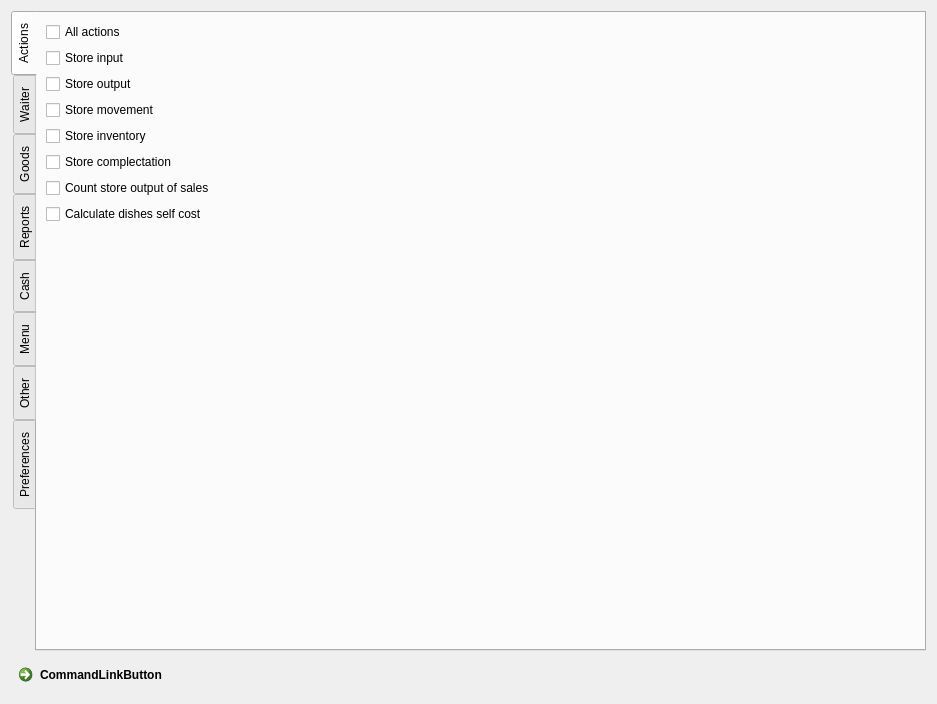
End1-1/Cafe5, file FrontDesk/c5grouppermissionseditor.ui: the form before one commit.
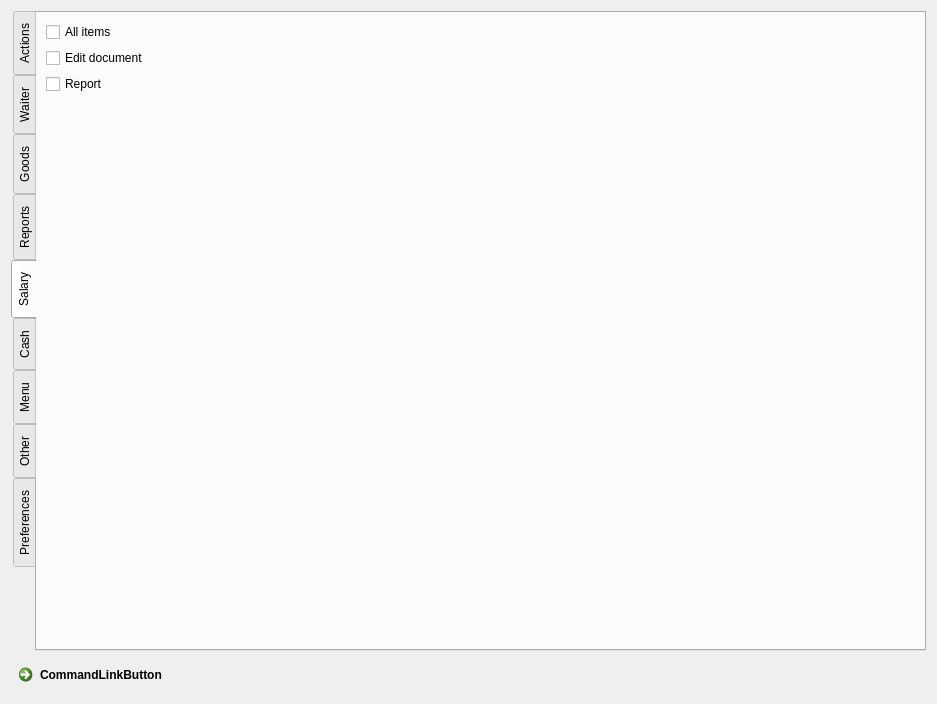
The form after the commit. The open tabs and pages were chosen to show the change. Custom widgets are drawn as their Qt base class.

```diff
--- a/FrontDesk/c5grouppermissionseditor.ui
+++ b/FrontDesk/c5grouppermissionseditor.ui
@@ -466,7 +466,57 @@
           <string>Debts to partners</string>
          </property>
          <property name="Tag" stdset="0">
-          <number>311</number>
+          <number>312</number>
+         </property>
+        </widget>
+       </item>
+      </layout>
+     </widget>
+     <widget class="QWidget" name="tab_9">
+      <attribute name="title">
+       <string>Salary</string>
+      </attribute>
+      <layout class="QGridLayout" name="gridLayout_7">
+       <item row="1" column="0">
+        <widget class="C5CheckBox" name="chSalaryAll_2">
+         <property name="text">
+          <string>Edit document</string>
+         </property>
+         <property name="Tag" stdset="0">
+          <number>901</number>
+         </property>
+        </widget>
+       </item>
+       <item row="3" column="1">
+        <spacer name="verticalSpacer_9">
+         <property name="orientation">
+          <enum>Qt::Vertical</enum>
+         </property>
+         <property name="sizeHint" stdset="0">
+          <size>
+           <width>20</width>
+           <height>544</height>
+          </size>
+         </property>
+        </spacer>
+       </item>
+       <item row="0" column="0">
+        <widget class="C5CheckBox" name="chSalaryAll">
+         <property name="text">
+          <string>All items</string>
+         </property>
+         <property name="Tag" stdset="0">
+          <number>900</number>
+         </property>
+        </widget>
+       </item>
+       <item row="2" column="0">
+        <widget class="C5CheckBox" name="chSalaryAll_3">
+         <property name="text">
+          <string>Report</string>
+         </property>
+         <property name="Tag" stdset="0">
+          <number>902</number>
          </property>
         </widget>
        </item>
```
Left out of the diff: 168 changed lines with no effect on the pictures.
